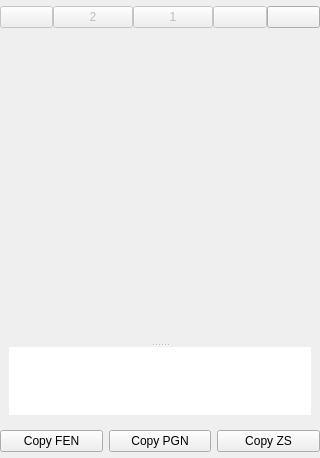
The window that projects/gui/ui/movelistwidget.ui (tolius/solver) describes before a commit, drawn with Qt 5.
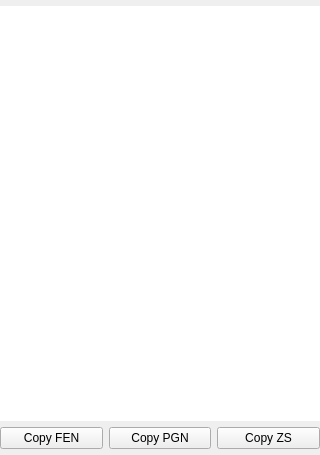
The same window after the commit. Icons and pictures are not drawn.

```diff
--- a/projects/gui/ui/movelistwidget.ui
+++ b/projects/gui/ui/movelistwidget.ui
@@ -27,141 +27,19 @@
     <number>6</number>
    </property>
    <item>
-    <layout class="QGridLayout" name="gridLayout_2">
-     <property name="spacing">
-      <number>0</number>
+    <widget class="QTextBrowser" name="m_moveList">
+     <property name="frameShape">
+      <enum>QFrame::NoFrame</enum>
      </property>
-     <item row="0" column="2">
-      <widget class="QPushButton" name="btn_GoBack1">
-       <property name="enabled">
-        <bool>false</bool>
-       </property>
-       <property name="toolTip">
-        <string>Previous move</string>
-       </property>
-       <property name="text">
-        <string>1</string>
-       </property>
-       <property name="icon">
-        <iconset theme=":/icons/toolbutton/previous_16x16"/>
-       </property>
-      </widget>
-     </item>
-     <item row="0" column="1">
-      <widget class="QPushButton" name="btn_GoBack2">
-       <property name="enabled">
-        <bool>false</bool>
-       </property>
-       <property name="toolTip">
-        <string>Back 1 full move (2 plies)</string>
-       </property>
-       <property name="text">
-        <string>2</string>
-       </property>
-       <property name="icon">
-        <iconset theme=":/icons/toolbutton/previous_16x16"/>
-       </property>
-      </widget>
-     </item>
-     <item row="0" column="0">
-      <widget class="QPushButton" name="btn_GoStart">
-       <property name="enabled">
-        <bool>false</bool>
-       </property>
-       <property name="toolTip">
-        <string>Skip to the beginning</string>
-       </property>
-       <property name="text">
-        <string/>
-       </property>
-       <property name="icon">
-        <iconset theme=":/icons/toolbutton/first_16x16"/>
-       </property>
-      </widget>
-     </item>
-     <item row="0" column="3">
-      <widget class="QPushButton" name="btn_GoNext">
-       <property name="enabled">
-        <bool>false</bool>
-       </property>
-       <property name="toolTip">
-        <string>Next move</string>
-       </property>
-       <property name="text">
-        <string/>
-       </property>
-       <property name="icon">
-        <iconset theme=":/icons/toolbutton/next_16x16"/>
-       </property>
-      </widget>
-     </item>
-     <item row="0" column="4">
-      <widget class="QPushButton" name="btn_GoCurrent">
-       <property name="enabled">
-        <bool>true</bool>
-       </property>
-       <property name="toolTip">
-        <string>Current position</string>
-       </property>
-       <property name="text">
-        <string/>
-       </property>
-       <property name="icon">
-        <iconset theme=":/icons/toolbutton/last_16x16"/>
-       </property>
-      </widget>
-     </item>
-    </layout>
-   </item>
-   <item>
-    <widget class="QWidget" name="widget" native="true">
-     <layout class="QGridLayout" name="gridLayout">
-      <item row="0" column="0">
-       <widget class="QSplitter" name="splitter">
-        <property name="orientation">
-         <enum>Qt::Vertical</enum>
-        </property>
-        <widget class="QScrollArea" name="scrollArea">
-         <property name="minimumSize">
-          <size>
-           <width>0</width>
-           <height>300</height>
-          </size>
-         </property>
-         <property name="frameShape">
-          <enum>QFrame::NoFrame</enum>
-         </property>
-         <property name="widgetResizable">
-          <bool>true</bool>
-         </property>
-         <widget class="QWidget" name="widget_Moves">
-          <property name="geometry">
-           <rect>
-            <x>0</x>
-            <y>0</y>
-            <width>302</width>
-            <height>300</height>
-           </rect>
-          </property>
-         </widget>
-        </widget>
-        <widget class="QTextBrowser" name="m_moveList">
-         <property name="frameShape">
-          <enum>QFrame::NoFrame</enum>
-         </property>
-         <property name="horizontalScrollBarPolicy">
-          <enum>Qt::ScrollBarAlwaysOff</enum>
-         </property>
-         <property name="undoRedoEnabled">
-          <bool>false</bool>
-         </property>
-         <property name="openLinks">
-          <bool>false</bool>
-         </property>
-        </widget>
-       </widget>
-      </item>
-     </layout>
+     <property name="horizontalScrollBarPolicy">
+      <enum>Qt::ScrollBarAlwaysOff</enum>
+     </property>
+     <property name="undoRedoEnabled">
+      <bool>false</bool>
+     </property>
+     <property name="openLinks">
+      <bool>false</bool>
+     </property>
     </widget>
    </item>
    <item>
```
Left out of the diff: 2 changed lines with no effect on the pictures.
